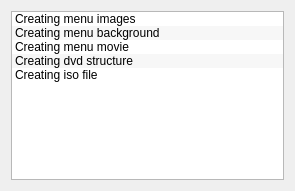
This is src/widgets/dvdwizardstatus_ui.ui in KDE/kdenlive as Qt 5 draws it before an edit. The edited form follows.
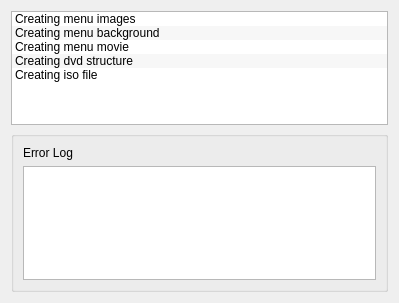
This is the edited form. Custom widgets are drawn as their Qt base class.

Commit message: Small improvements to dvd wizard (show vob size, better error handling)

```diff
--- a/src/widgets/dvdwizardstatus_ui.ui
+++ b/src/widgets/dvdwizardstatus_ui.ui
@@ -5,8 +5,8 @@
    <rect>
     <x>0</x>
     <y>0</y>
-    <width>295</width>
-    <height>191</height>
+    <width>399</width>
+    <height>303</height>
    </rect>
   </property>
   <property name="windowTitle" >
@@ -45,8 +45,44 @@
      </item>
     </widget>
    </item>
+   <item row="1" column="0" >
+    <widget class="QGroupBox" name="error_box" >
+     <property name="sizePolicy" >
+      <sizepolicy vsizetype="Preferred" hsizetype="Preferred" >
+       <horstretch>0</horstretch>
+       <verstretch>0</verstretch>
+      </sizepolicy>
+     </property>
+     <property name="title" >
+      <string/>
+     </property>
+     <layout class="QGridLayout" name="gridLayout_4" >
+      <item row="1" column="0" >
+       <widget class="QLabel" name="label_7" >
+        <property name="text" >
+         <string>Error Log</string>
+        </property>
+       </widget>
+      </item>
+      <item row="2" column="0" >
+       <widget class="KTextEdit" name="error_log" >
+        <property name="readOnly" >
+         <bool>true</bool>
+        </property>
+       </widget>
+      </item>
+     </layout>
+    </widget>
+   </item>
   </layout>
  </widget>
+ <customwidgets>
+  <customwidget>
+   <class>KTextEdit</class>
+   <extends>QTextEdit</extends>
+   <header>ktextedit.h</header>
+  </customwidget>
+ </customwidgets>
  <resources/>
  <connections/>
 </ui>
```
Left out of the diff: 3 changed lines with no effect on the pictures. The commit also changes 6 other files.
